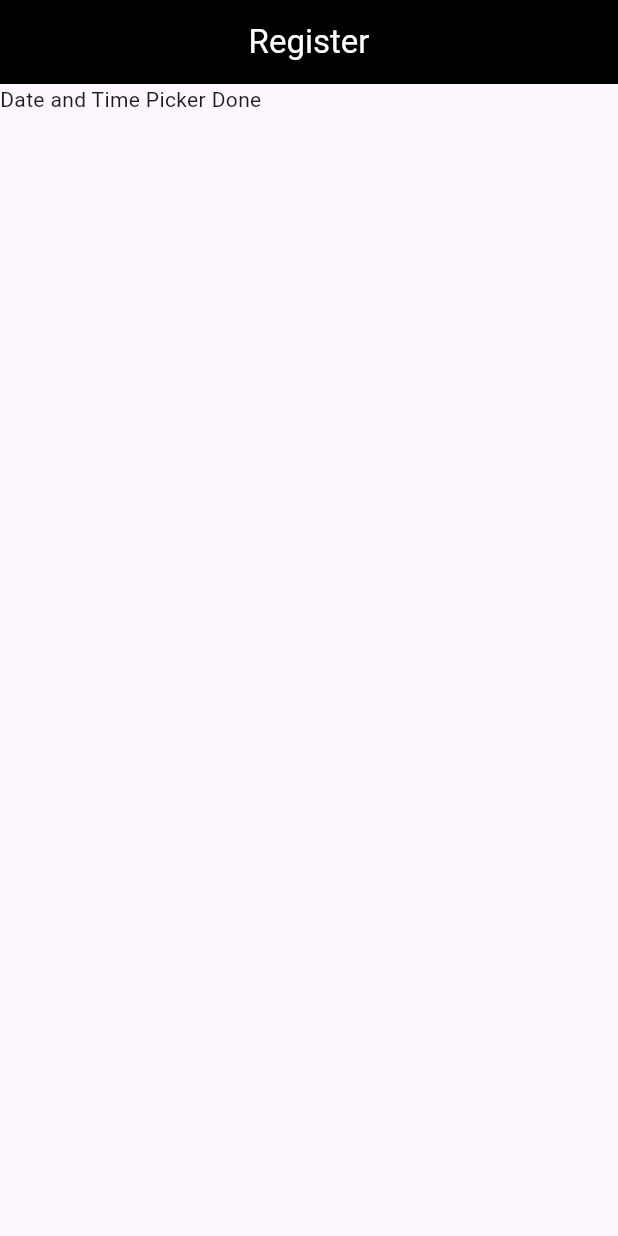
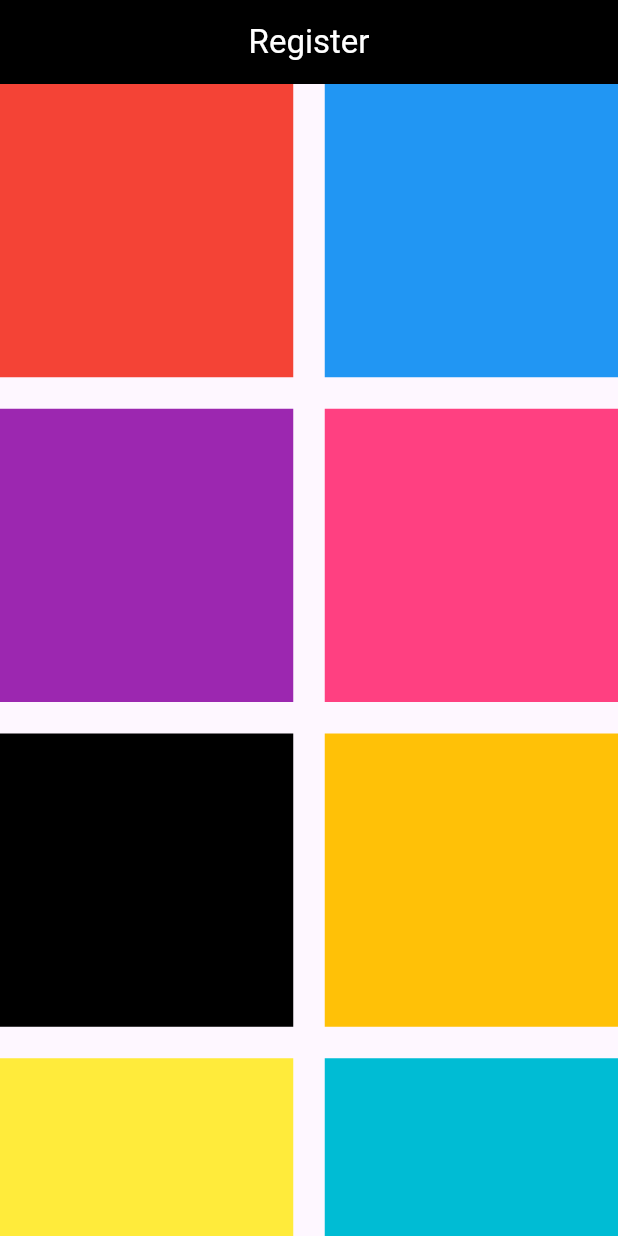
Before and after one commit to Piyushsethiya/flutter-tutorial, a Flutter app: the screen it shows after launch, on a phone screen of 412 x 824 dp. Run offline on Flutter 3.47's test engine with Material 3 defaults, Android fonts, the phone set to English and light mode, and no system bars; missing offline and left inert: dart:ffi.

Commit message:
Grid complete

```diff
--- a/lib/main.dart
+++ b/lib/main.dart
@@ -1,4 +1,6 @@
 // import 'dart:html';
+
+import 'dart:ffi';
 
 import 'package:flutter/cupertino.dart';
 import 'package:flutter/material.dart';
@@ -36,6 +38,12 @@ class _DashBoardScreenState extends State<DashBoardScreen>{
   var password = TextEditingController();
   var mobile_no = TextEditingController();
 //end portion
+
+// Grid portion
+
+  var arrcolor = [Colors.red,Colors.blue,Colors.purple,Colors.pinkAccent,Colors.black,Colors.amber,Colors.yellow,Colors.cyan,Colors.deepPurple];
+
+//end grid portion
 
   @override
   Widget build(BuildContext context){
@@ -299,7 +307,54 @@ class _DashBoardScreenState extends State<DashBoardScreen>{
 
 // end picker
 
-    body: Text('Date and Time Picker Done'),
+// grid start
+// count
+
+    // body: GridView.count(crossAxisCount: 3,  // divide a part
+    // mainAxisSpacing: 21 ,   // spacing of horizontally
+    // crossAxisSpacing: 21,  // spacing of vertically
+    // children: [
+    //   Container(color: Colors.cyan,),
+    //   Container(color: Colors.green,),
+    //   Container(color: Colors.yellowAccent,),
+    //   Container(color: Colors.amber,),
+    //   Container(color: Colors.black,),
+    //   Container(color: Colors.pinkAccent,),
+    //   Container(color: Colors.blue,),
+    //   Container(color: Colors.purple,),
+    // ],
+    // )
+
+// Extend
+
+        // body: Container(
+        //   child: GridView.extent(maxCrossAxisExtent: 100,
+        //         crossAxisSpacing: 21,
+        //         mainAxisSpacing: 21,
+        //         children: [
+        //       Container(color: Colors.cyan,),
+        //       Container(color: Colors.green,),
+        //       Container(color: Colors.yellowAccent,),
+        //       Container(color: Colors.amber,),
+        //       Container(color: Colors.black,),
+        //       Container(color: Colors.pinkAccent,),
+        //       Container(color: Colors.blue,),
+        //       Container(color: Colors.purple,),
+        //       Container(color: Colors.blueGrey,),
+        //     ],
+        //   ),
+        // )
+
+// builder
+
+    body: GridView.builder( itemBuilder: (context, index){
+      return Container(color: arrcolor[index],);
+    },
+    itemCount: arrcolor.length,
+      gridDelegate: SliverGridDelegateWithFixedCrossAxisCount(crossAxisCount: 2,mainAxisSpacing: 21, crossAxisSpacing: 21
+      // gridDelegate: SliverGridDelegateWithMaxCrossAxisExtent(maxCrossAxisExtent: 200,mainAxisSpacing: 21, crossAxisSpacing: 21
+      ),
+    ),
 
     );
 
```
